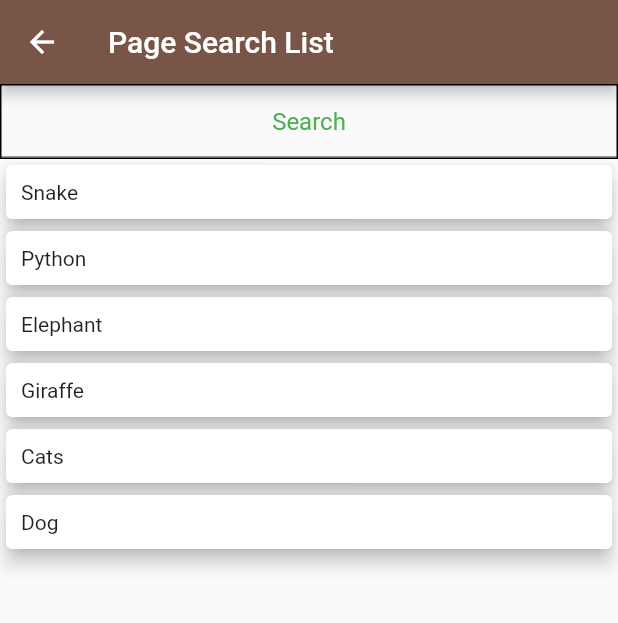
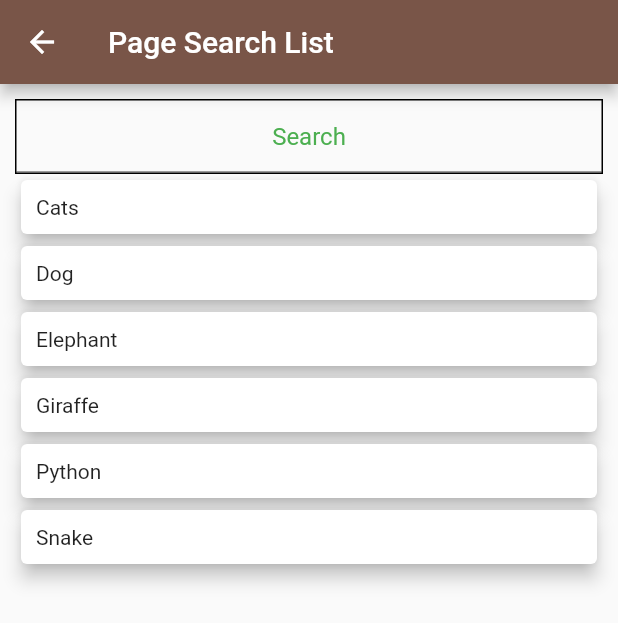
Before and after one commit to Internship-Ritter-Code/futter5-filterpage, a Flutter app: the SearchListPage screen opened directly, on a phone screen of 412 x 824 dp. Shown: the top 623 px of the screen. Run offline on Flutter 3.47's test engine with Material 2 defaults, Android fonts, the phone set to English and light mode, and no system bars; our stand-ins replace numberpicker.

Commit message:
cancel changed

```diff
--- a/lib/page/search_listview.dart
+++ b/lib/page/search_listview.dart
@@ -2,249 +2,147 @@ import 'package:flutter/material.dart';
 import 'package:flutter5_filterpage/page/Detail.dart';
 
 class SearchListPage extends StatefulWidget {
+  _SearchListPageState createState() => _SearchListPageState();
   const SearchListPage({Key key}) : super(key: key);
+}
+
+const List<Key> key = [
+  Key("Network"),
+  Key("NetworkDialog"),
+  Key("Flare"),
+  Key("FlareDialog"),
+  Key("Asset"),
+  Key("AssetDialog")
+];
+
+class _SearchListPageState extends State<SearchListPage> {
+  String dName;
+
+  var etSearch = new TextEditingController();
+  bool isSearch = true;
+  String query = "";
+
+  //data List
+  List<String> dataList;
+  List<String> filterList;
 
   @override
-  _SearchListPageState createState() => _SearchListPageState();
-}
-
-class _SearchListPageState extends State<SearchListPage> {
-  List<String> dataList = [
+  void initState() {
+    super.initState();
+    dataList = <String>[];
+    dataList = [
       "Snake",
       "Python",
       "Elephant",
       "Giraffe",
       "Cats",
-    "Dog"
+      "Dog",
     ];
-  List<String> backupList = [];
-  var etSearch = TextEditingController();
+    dataList.sort();
 
-  _search(String query) {
-    // mengambil data backup an yg sdah di simpan dan memasukan kedalam variable
-    // datalist
-    dataList = backupList;
-
-    // melakukan sort data jika query yng di dapat dari text controller tidak kosong
-    if (query.isNotEmpty) {
-      dataList = dataList
-          .where((e) => e.toLowerCase().contains(query.toLowerCase()))
-          .toList();
+    etSearch.addListener(() {
+      if (etSearch.text.isEmpty) {
+        setState(() {
+          isSearch = true;
+          query = "";
+        });
+      } else {
+        setState(() {
+          isSearch = false;
+          query = etSearch.text;
+        });
+        MaterialButton(
+          onPressed: () {
+            setState(() {
+              var iName;
+              dName = iName.text;
+            });
+            Navigator.push(
+                context,
+                MaterialPageRoute(
+                    builder: (context) => DetailPage(nama: dName)));
+          },
+        );
       }
-
-    // Melakukan re render state ui nya agar, tampilannya berubah
-    setState(() {});
-  }
-
-  @override
-  void initState() {
-    // Membuat backup data kedalam variable backup list
-    backupList.addAll(dataList);
-
-    // Melisten segala perubahan yang ada di text controller
-    etSearch.addListener(() {
-      // Ketika ada perubahan maka jalankan fungsi search
-      // dengan mengirim value text nya yang diambil dari text controller
-      _search(etSearch.text);
     });
-    // TODO: implement initState
-    super.initState();
   }
 
   @override
   Widget build(BuildContext context) {
+    TextEditingController iName = TextEditingController();
+
     return Scaffold(
       appBar: AppBar(
         title: Text('Page Search List'),
         backgroundColor: Colors.brown,
       ),
-      body: Column(
-        children: [
-          // --------------------- Search Text Field Box ------------------
-          Container(
+      body: Container(
+        margin: EdgeInsets.all(10.0),
+        child: Column(
+          children: <Widget>[
+            _createSearchView(),
+            isSearch ? _createListView() : _performSearch()
+          ],
+        ),
+      ),
+    );
+    throw UnimplementedError();
+  }
+
+  Widget _createSearchView() {
+    return Container(
       decoration: BoxDecoration(border: Border.all(width: 1)),
       child: TextField(
         controller: etSearch,
         decoration: InputDecoration(
-                  hintText: 'Search',
-                  hintStyle: new TextStyle(color: Colors.green)),
+            hintText: 'Search', hintStyle: new TextStyle(color: Colors.green)),
         textAlign: TextAlign.center,
       ),
-          ),
+    );
+  }
 
-          // --------------------- Build List View Data -------------------
-
-          Flexible(
+  Widget _createListView() {
+    return Flexible(
       child: ListView.builder(
           itemCount: dataList.length,
           itemBuilder: (BuildContext context, int index) {
-                  return InkWell(
-                    onTap: () {
-                      // ==== Action To Navigate ====
-                      Navigator.of(context).push(
-                        MaterialPageRoute(
-                          builder: (_) => DetailPage(nama: dataList[index]),
-                        ),
-                      );
-                    },
-                    child: Card(
+            return Card(
               color: Colors.white,
               elevation: 5,
               child: Container(
                 margin: EdgeInsets.all(10.0),
                 child: Text("${dataList[index]}"),
               ),
+            );
+          }),
+    );
+  }
+
+  Widget _performSearch() {
+    filterList = <String>[];
+    for (int i = 0; i < dataList.length; i++) {
+      var item = dataList[i];
+      if (item.toLowerCase().contains(query.toLowerCase())) {
+        filterList.add(item);
+      }
+    }
+    return _createFilteredView();
+  }
+
+  Widget _createFilteredView() {
+    return Flexible(
+        child: ListView.builder(
+      itemCount: filterList.length,
+      itemBuilder: (BuildContext context, int index) {
+        return Card(
+          color: Colors.white,
+          elevation: 5,
+          child: Container(
+            margin: EdgeInsets.all(10),
+            child: Text("${filterList[index]}"),
           ),
         );
-                }),
-          )
-        ],
-      ),
-    );
+      },
+    ));
   }
 }
-
-// class SearchListPage extends StatefulWidget{
-//   _SearchListPageState createState()=> _SearchListPageState();
-//   const SearchListPage({Key key}) :super(key: key);
-// }
-
-// const List<Key> key=[
-//   Key("Network"),
-//   Key("NetworkDialog"),
-//   Key("Flare"),
-//   Key("FlareDialog"),
-//   Key("Asset"),
-//   Key("AssetDialog")
-// ];
-
-// class _SearchListPageState extends State<SearchListPage>{
-
-//   String dName;
-
-//   var etSearch = new TextEditingController();
-//   bool isSearch = true;
-//   String query = "";
-
-//   //data List
-//   List<String> dataList;
-//   List<String> filterList;
-
-//   @override
-//   void initState(){
-//     super.initState();
-//     dataList = <String>[];
-//     dataList=["Snake", "Python", "Elephant", "Giraffe", "Cats", "Dog",];
-//     dataList.sort();
-
-//     etSearch.addListener(() {
-//       if(etSearch.text.isEmpty){
-//         setState(() {
-//           isSearch = true;
-//           query = "";
-//         });
-//       } else {
-//         setState(() {
-//           isSearch = false;
-//           query = etSearch.text;
-//         });
-//         MaterialButton(
-//           onPressed: (){
-//             setState(() {
-//               var iName;
-//               dName = iName.text;
-//             });
-//             Navigator.push(context, MaterialPageRoute(builder: (context) => DetailPage(
-//               nama: dName
-//             )));
-//           },
-//         );
-//       }
-//     });
-//   }
-
-//   @override
-//   Widget build(BuildContext context) {
-
-//     TextEditingController iName = TextEditingController();
-
-//     return Scaffold(
-//       appBar: AppBar(
-//         title: Text('Page Search List'),
-//         backgroundColor: Colors.brown,
-//       ),
-//       body: Container(
-//         margin: EdgeInsets.all(10.0),
-//         child: Column(
-//           children:<Widget>[
-//             _createSearchView(),
-//             isSearch?_createListView(): _performSearch()
-//           ],
-//         ),
-//       ),
-//     );
-//     throw UnimplementedError();
-//   }
-
-//   Widget _createSearchView(){
-//     return Container(
-//       decoration: BoxDecoration(
-//         border: Border.all(width: 1)
-//       ),
-//       child: TextField(
-//         controller: etSearch,
-//         decoration: InputDecoration(
-//           hintText: 'Search',
-//           hintStyle: new TextStyle(color: Colors.green)
-//         ),
-//         textAlign: TextAlign.center,
-//       ),
-//     );
-//   }
-
-//   Widget _createListView(){
-//     return Flexible(
-//       child: ListView.builder(
-//         itemCount: dataList.length,
-//         itemBuilder: (BuildContext context, int index){
-//           return Card(
-//             color: Colors.white,
-//             elevation: 5,
-//             child: Container(
-//               margin: EdgeInsets.all(10.0),
-//               child: Text("${dataList[index]}"),
-//             ),
-//           );
-//         }),
-//     );
-//   }
-
-//   Widget _performSearch(){
-//     filterList = <String>[];
-//     for(int i = 0; i < dataList.length; i++){
-//       var item = dataList[i];
-//       if(item.toLowerCase().contains(query.toLowerCase())){
-//         filterList.add(item);
-//       }
-//     }
-//     return _createFilteredView();
-//   }
-
-//   Widget _createFilteredView(){
-//     return Flexible(
-//         child: ListView.builder(
-//           itemCount: filterList.length,
-//           itemBuilder: (BuildContext context, int index){
-//             return Card(
-//               color: Colors.white,
-//               elevation: 5,
-//               child: Container(
-//                 margin: EdgeInsets.all(10),
-//                 child: Text("${filterList[index]}"),
-//               ),
-//             );
-//           },
-//         )
-//     );
-//   }
-// }
```
Lines whose indentation alone changed are shown as unchanged.
